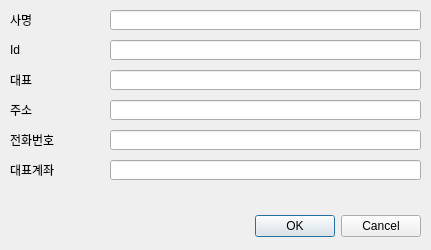
Qt form dialognewcompany.ui (Hyuntae-Lee/HRM) before a commit.
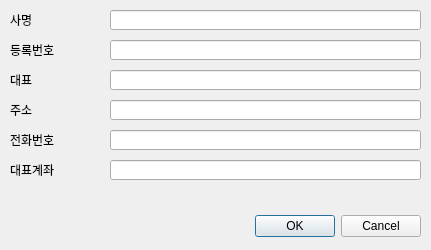
The same form after that commit.

Patch:
```diff
--- a/dialognewcompany.ui
+++ b/dialognewcompany.ui
@@ -72,7 +72,7 @@
     </rect>
    </property>
    <property name="text">
-    <string>Id</string>
+    <string>등록번호</string>
    </property>
   </widget>
   <widget class="QLabel" name="label_3">
```
Left out of the diff: 2 changed lines with no effect on the pictures.
